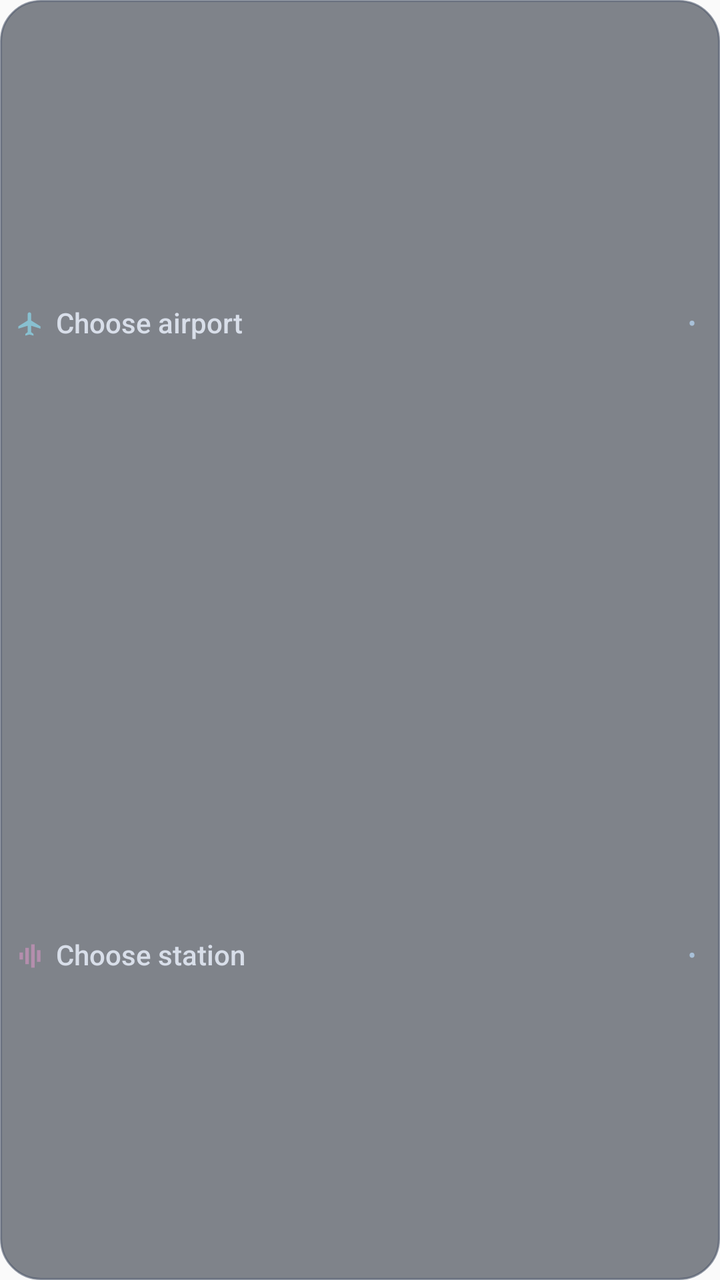
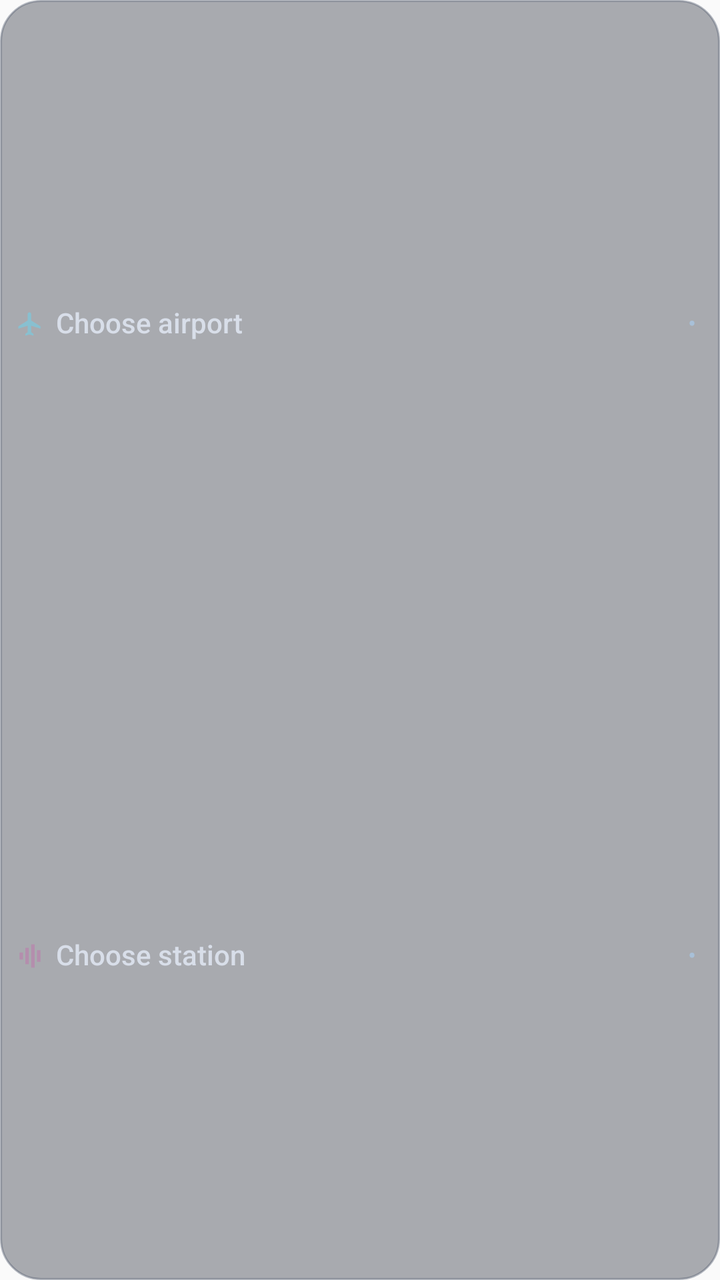

Compare the two renders of this Android layout. The source of the first and the diff that turns it into the second are given below.
<!-- AndroidManifest.xml: application theme Theme.Comsat -->
<!-- res/layout/comsat_widget_slim.xml -->
<?xml version="1.0" encoding="utf-8"?>
<LinearLayout xmlns:android="http://schemas.android.com/apk/res/android"
    android:id="@+id/widget_panel"
    android:layout_width="match_parent"
    android:layout_height="match_parent"
    android:background="@drawable/widget_background_nordic"
    android:orientation="vertical"
    android:paddingHorizontal="8dp"
    android:paddingVertical="4dp">
    <LinearLayout
        android:layout_width="match_parent"
        android:layout_height="0dp"
        android:layout_weight="1"
        android:gravity="center_vertical"
        android:orientation="horizontal">
        <ImageView
            android:id="@+id/widget_airport_icon"
            android:layout_width="14dp"
            android:layout_height="14dp"
            android:layout_marginEnd="6dp"
            android:importantForAccessibility="no"
            android:src="@drawable/widget_airport" />
        <TextView
            android:id="@+id/widget_airport_source"
            android:layout_width="0dp"
            android:layout_height="wrap_content"
            android:layout_weight="1"
            android:ellipsize="end"
            android:fontFamily="sans-serif-medium"
            android:includeFontPadding="false"
            android:maxLines="1"
            android:text="@string/widget_choose_airport"
            android:textColor="#D8DEE9"
            android:textSize="14sp" />
        <TextView
            android:id="@+id/widget_airport_status"
            android:layout_width="12dp"
            android:layout_height="wrap_content"
            android:gravity="center"
            android:includeFontPadding="false"
            android:text="@string/widget_status_dot"
            android:textColor="#A8C0D8"
            android:textSize="12sp"
            android:contentDescription="@string/widget_not_selected" />
    </LinearLayout>
    <LinearLayout
        android:layout_width="match_parent"
        android:layout_height="0dp"
        android:layout_weight="1"
        android:gravity="center_vertical"
        android:orientation="horizontal">
        <ImageView
            android:id="@+id/widget_station_icon"
            android:layout_width="14dp"
            android:layout_height="14dp"
            android:layout_marginEnd="6dp"
            android:importantForAccessibility="no"
            android:src="@drawable/widget_radio" />
        <TextView
            android:id="@+id/widget_station_source"
            android:layout_width="0dp"
            android:layout_height="wrap_content"
            android:layout_weight="1"
            android:ellipsize="end"
            android:fontFamily="sans-serif-medium"
            android:includeFontPadding="false"
            android:maxLines="1"
            android:text="@string/widget_choose_station"
            android:textColor="#D8DEE9"
            android:textSize="14sp" />
        <TextView
            android:id="@+id/widget_station_status"
            android:layout_width="12dp"
            android:layout_height="wrap_content"
            android:gravity="center"
            android:includeFontPadding="false"
            android:text="@string/widget_status_dot"
            android:textColor="#A8C0D8"
            android:textSize="12sp"
            android:contentDescription="@string/widget_not_selected" />
    </LinearLayout>
</LinearLayout>
<!-- resources referenced by this layout -->
<resources>
  <!-- drawable widget_airport (drawable) -->
  <?xml version="1.0" encoding="utf-8"?>
  <vector xmlns:android="http://schemas.android.com/apk/res/android"
      android:width="32dp" android:height="32dp" android:viewportWidth="24" android:viewportHeight="24">
      <path android:fillColor="#88C0D0"
          android:pathData="M21,16V14L13,9V3.5C13,2.67 12.33,2 11.5,2S10,2.67 10,3.5V9L2,14V16L10,13.5V19L8,20.5V22L11.5,21L15,22V20.5L13,19V13.5Z" />
  </vector>
  <!-- drawable widget_background_nordic (drawable) -->
  <?xml version="1.0" encoding="utf-8"?>
  <shape xmlns:android="http://schemas.android.com/apk/res/android">
      <solid android:color="#992E3440" />
      <stroke android:width="1dp" android:color="#994C566A" />
      <corners android:radius="20dp" />
  </shape>
  <!-- drawable widget_radio (drawable) -->
  <?xml version="1.0" encoding="utf-8"?>
  <vector xmlns:android="http://schemas.android.com/apk/res/android"
      android:width="32dp" android:height="32dp" android:viewportWidth="24" android:viewportHeight="24">
      <path android:fillColor="#B48EAD"
          android:pathData="M3,9H6V15H3ZM8,5H11V19H8ZM13,2H16V22H13ZM18,7H21V17H18Z" />
  </vector>
  <string name="widget_choose_airport">Choose airport</string>
  <string name="widget_choose_station">Choose station</string>
  <string name="widget_not_selected">NOT SELECTED</string>
  <string name="widget_status_dot" translatable="false">•</string>
  <style name="Theme.Comsat" parent="android:Theme.Material.Light.NoActionBar" />
</resources>

<!-- the commit's change to res/layout/comsat_widget_slim.xml (unified diff, before → after) -->
@@ -7,6 +7,11 @@
     android:orientation="vertical"
     android:paddingHorizontal="8dp"
     android:paddingVertical="4dp">
+    <include layout="@layout/widget_mix_rows" />
+</LinearLayout>
+<!-- res/layout/widget_mix_rows.xml (included above) -->
+<?xml version="1.0" encoding="utf-8"?>
+<merge xmlns:android="http://schemas.android.com/apk/res/android">
     <LinearLayout
         android:layout_width="match_parent"
         android:layout_height="0dp"
@@ -79,4 +84,4 @@
             android:textSize="12sp"
             android:contentDescription="@string/widget_not_selected" />
     </LinearLayout>
-</LinearLayout>
+</merge>
<!-- resource entries referenced after the edit -->
@@ -10,8 +10,8 @@
   <!-- drawable widget_background_nordic (drawable) -->
   <?xml version="1.0" encoding="utf-8"?>
   <shape xmlns:android="http://schemas.android.com/apk/res/android">
-      <solid android:color="#992E3440" />
-      <stroke android:width="1dp" android:color="#994C566A" />
+      <solid android:color="#662E3440" />
+      <stroke android:width="1dp" android:color="#664C566A" />
       <corners android:radius="20dp" />
   </shape>
   <!-- drawable widget_radio (drawable) -->
